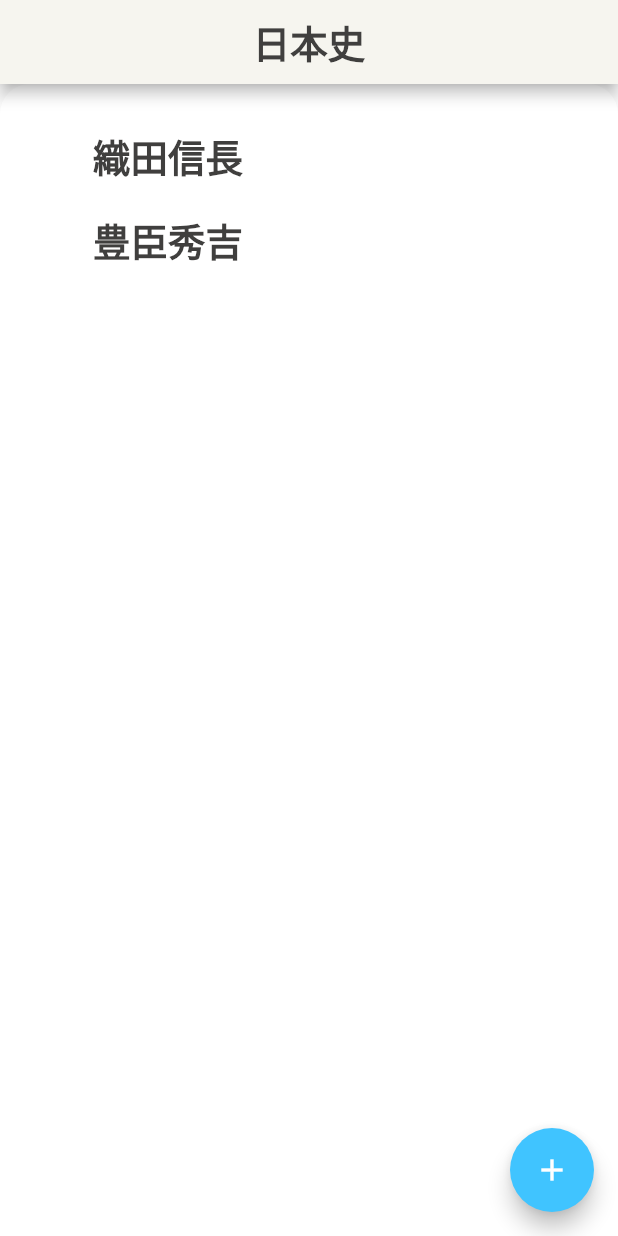
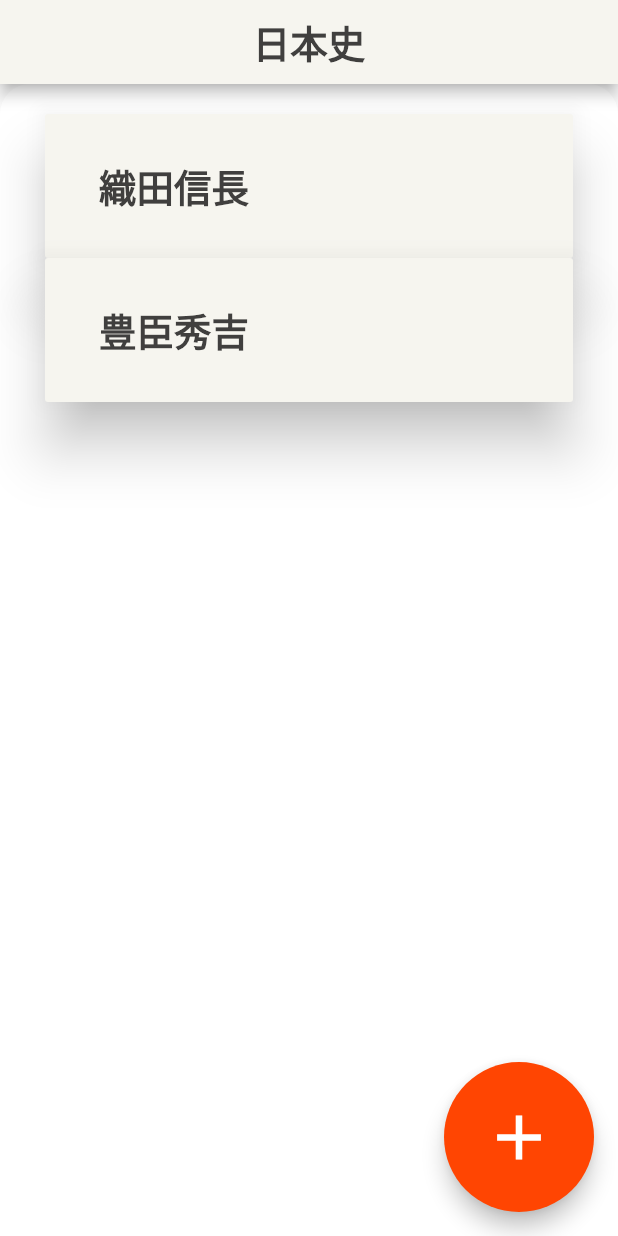
Before and after one commit to yyt-159/benesse_memo_v2, a Flutter app: the screen it shows after launch, on a phone screen of 412 x 824 dp. Run offline on Flutter 3.47's test engine with Material 2 defaults, Android fonts, the phone set to English and light mode, and no system bars; our stand-ins replace image_picker.

Commit message:
完成版

```diff
--- a/lib/components/memo_list.dart
+++ b/lib/components/memo_list.dart
@@ -3,25 +3,30 @@ import 'package:provider/provider.dart';
 import 'memo_data.dart';
 import 'memo_tile.dart';
 import 'memo_show_screen.dart';
-
 class MemoList extends StatelessWidget {
   @override
   Widget build(BuildContext context) {
     return Consumer<MemoData>(
-      builder: (context, memoData, child){
+      builder: (context, memoData, child) {
         return Padding(
-          padding: EdgeInsets.only(top: 20.0, right: 30.0, bottom: 30.0, left: 30.0),
-          child: ListView.builder(itemBuilder: (context, index) {
-            return FlatButton(
-              color: Colors.white,
-              onPressed: (){
+          padding:
+          EdgeInsets.only(top: 20.0, right: 30.0, bottom: 30.0, left: 30.0),
+          child: ListView.builder(
+            itemBuilder: (context, index) {
+              return RaisedButton(
+                padding: EdgeInsets.only(top: 20,left: 20,bottom: 20,right: 20),
+                color: Color(0xffF6F5EF),
+                elevation: 16.0,
+                onPressed: () {
                   Navigator.push(
                       context,
-                  MaterialPageRoute(builder: (context) => ShowScreen(
-                    memoTitle:memoData.memoStore[index].memoTitle,
+                      MaterialPageRoute(
+                          builder: (context) => ShowScreen(
+                            memoTitle: memoData.memoStore[index].memoTitle,
                             memoBody: memoData.memoStore[index].memoBody,
-                    photoName:memoData.memoStore[index].photoName,
-                    keywordIds: memoData.memoStore[index].keywordsId,
+                            photoName: memoData.memoStore[index].photoName,
+                            keywordIds:
+                            memoData.memoStore[index].keywordsId,
                             memoId: memoData.memoStore[index].memoId,
                           )));
                 },
@@ -29,7 +34,9 @@ class MemoList extends StatelessWidget {
                   memoTitle: memoData.memoStore[index].memoTitle,
                 ),
               );
-          },itemCount: memoData.dataCount,),
+            },
+            itemCount: memoData.dataCount,
+          ),
         );
       },
     );
--- a/lib/components/memo_screen.dart
+++ b/lib/components/memo_screen.dart
@@ -11,7 +11,11 @@ class MemoScreen extends StatelessWidget {
           title: Text('日本史', style: kLargeTextStyle),
           centerTitle: true,
         ),
-      floatingActionButton: FloatingActionButton(
+      floatingActionButton: Container(
+        height: 100,
+        width: 100,
+        child: FloatingActionButton(
+          backgroundColor: Color(0xffFF4502),
           onPressed: () {
             Navigator.push(
               context,
@@ -19,8 +23,8 @@ class MemoScreen extends StatelessWidget {
               ),
             );
           },
-        backgroundColor: Colors.lightBlueAccent.shade200,
-        child: Icon(Icons.add),
+          child: Icon(Icons.add,size: 50,),
+        ),
       ),
         body:Container(
             decoration: BoxDecoration(
```
Also changed, not shown: lib/components/add_memo_screen.dart (+9 -23 lines), lib/components/benesse_drawer.dart (+40 -16 lines). Lines whose indentation alone changed are shown as unchanged.
